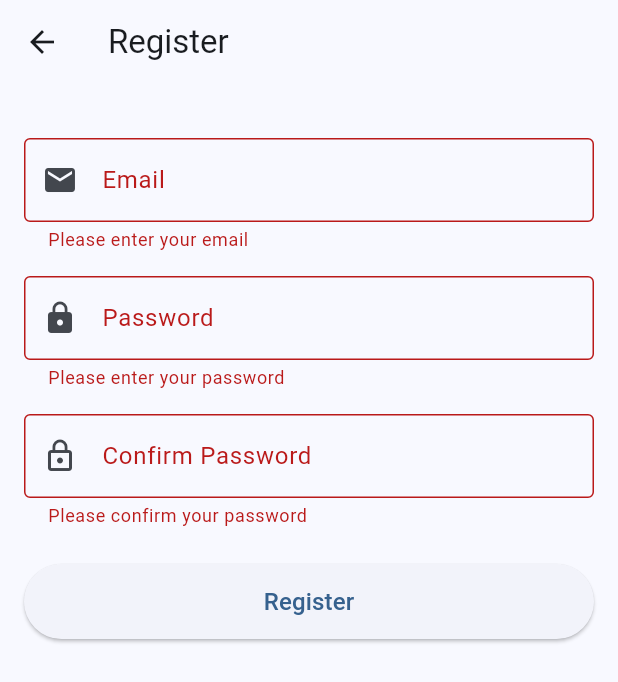
After one commit to ChrisViljoen/firebase_auth_demo, a Flutter app: the RegisterScreen screen opened directly, after a tap on "Register", on a phone screen of 412 x 824 dp. The commit adds this screen. Shown: the top 682 px of the screen. Run offline on Flutter 3.47's test engine with Material 3 defaults, Android fonts, the phone set to English and light mode, and no system bars; our stand-ins replace firebase_auth, firebase_core; accounts and stored records are empty; generated files the repository leaves out were written again.

Commit message:
Add Firebase authentication with email/password login and registration, tests, and Makefile

```diff
--- /dev/null
+++ b/lib/screens/register_screen.dart
@@ -0,0 +1,195 @@
+import 'package:firebase_auth/firebase_auth.dart';
+import 'package:flutter/material.dart';
+
+class RegisterScreen extends StatefulWidget {
+  const RegisterScreen({super.key});
+
+  @override
+  State<RegisterScreen> createState() => _RegisterScreenState();
+}
+
+class _RegisterScreenState extends State<RegisterScreen> {
+  final _formKey = GlobalKey<FormState>();
+  final _emailController = TextEditingController();
+  final _passwordController = TextEditingController();
+  final _confirmPasswordController = TextEditingController();
+  bool _isLoading = false;
+  String? _errorMessage;
+
+  @override
+  void dispose() {
+    _emailController.dispose();
+    _passwordController.dispose();
+    _confirmPasswordController.dispose();
+    super.dispose();
+  }
+
+  Future<void> _handleRegister() async {
+    if (_formKey.currentState!.validate()) {
+      setState(() {
+        _isLoading = true;
+        _errorMessage = null;
+      });
+
+      try {
+        final userCredential =
+            await FirebaseAuth.instance.createUserWithEmailAndPassword(
+          email: _emailController.text.trim(),
+          password: _passwordController.text.trim(),
+        );
+
+        if (mounted) {
+          ScaffoldMessenger.of(context).showSnackBar(
+            SnackBar(
+              content: Text('Welcome ${userCredential.user?.email}'),
+              backgroundColor: Colors.green,
+            ),
+          );
+          Navigator.pop(context);
+        }
+      } on FirebaseAuthException catch (e) {
+        String errorMessage;
+        switch (e.code) {
+          case 'weak-password':
+            errorMessage = 'The password provided is too weak';
+            break;
+          case 'email-already-in-use':
+            errorMessage = 'An account already exists for that email';
+            break;
+          case 'invalid-email':
+            errorMessage = 'The email address is badly formatted';
+            break;
+          case 'operation-not-allowed':
+            errorMessage =
+                'Email/password accounts are not enabled. Please contact support.';
+            break;
+          case 'configuration-not-found':
+          case 'internal-error':
+            errorMessage =
+                'Authentication service not properly configured. Please check Firebase setup.';
+            break;
+          default:
+            errorMessage =
+                'An error occurred during registration: ${e.message}';
+        }
+
+        setState(() {
+          _errorMessage = errorMessage;
+        });
+      } catch (e) {
+        setState(() {
+          _errorMessage = 'An unexpected error occurred';
+        });
+      } finally {
+        if (mounted) {
+          setState(() {
+            _isLoading = false;
+          });
+        }
+      }
+    }
+  }
+
+  @override
+  Widget build(BuildContext context) {
+    return Scaffold(
+      appBar: AppBar(
+        title: const Text('Register'),
+      ),
+      body: SingleChildScrollView(
+        padding: const EdgeInsets.all(16.0),
+        child: Form(
+          key: _formKey,
+          child: Column(
+            crossAxisAlignment: CrossAxisAlignment.stretch,
+            children: [
+              const SizedBox(height: 20),
+              if (_errorMessage != null)
+                Padding(
+                  padding: const EdgeInsets.only(bottom: 24.0),
+                  child: Text(
+                    _errorMessage!,
+                    style: const TextStyle(color: Colors.red),
+                    textAlign: TextAlign.center,
+                  ),
+                ),
+              TextFormField(
+                controller: _emailController,
+                decoration: const InputDecoration(
+                  labelText: 'Email',
+                  border: OutlineInputBorder(),
+                  prefixIcon: Icon(Icons.email),
+                ),
+                keyboardType: TextInputType.emailAddress,
+                textInputAction: TextInputAction.next,
+                validator: (value) {
+                  if (value == null || value.isEmpty) {
+                    return 'Please enter your email';
+                  }
+                  if (!value.contains('@')) {
+                    return 'Please enter a valid email';
+                  }
+                  return null;
+                },
+              ),
+              const SizedBox(height: 16),
+              TextFormField(
+                controller: _passwordController,
+                decoration: const InputDecoration(
+                  labelText: 'Password',
+                  border: OutlineInputBorder(),
+                  prefixIcon: Icon(Icons.lock),
+                ),
+                obscureText: true,
+                textInputAction: TextInputAction.next,
+                validator: (value) {
+                  if (value == null || value.isEmpty) {
+                    return 'Please enter your password';
+                  }
+                  if (value.length < 6) {
+                    return 'Password must be at least 6 characters';
+                  }
+                  return null;
+                },
+              ),
+              const SizedBox(height: 16),
+              TextFormField(
+                controller: _confirmPasswordController,
+                decoration: const InputDecoration(
+                  labelText: 'Confirm Password',
+                  border: OutlineInputBorder(),
+                  prefixIcon: Icon(Icons.lock_outline),
+                ),
+                obscureText: true,
+                textInputAction: TextInputAction.done,
+                onFieldSubmitted: (_) => _handleRegister(),
+                validator: (value) {
+                  if (value == null || value.isEmpty) {
+                    return 'Please confirm your password';
+                  }
+                  if (value != _passwordController.text) {
+                    return 'Passwords do not match';
+                  }
+                  return null;
+                },
+              ),
+              const SizedBox(height: 24),
+              SizedBox(
+                height: 50,
+                child: ElevatedButton(
+                  onPressed: _isLoading ? null : _handleRegister,
+                  child: _isLoading
+                      ? const CircularProgressIndicator()
+                      : const Text(
+                          'Register',
+                          style: TextStyle(fontSize: 16),
+                        ),
+                ),
+              ),
+            ],
+          ),
+        ),
+      ),
+    );
+  }
+}
--- a/pubspec.yaml
+++ b/pubspec.yaml
@@ -35,6 +35,9 @@ dependencies:
   # The following adds the Cupertino Icons font to your application.
   # Use with the CupertinoIcons class for iOS style icons.
   cupertino_icons: ^1.0.8
+  firebase_auth: ^4.16.0
+  firebase_core: ^2.32.0
+  mocktail: ^1.0.4
 
 dev_dependencies:
   flutter_test:
@@ -45,7 +48,7 @@ dev_dependencies:
   # activated in the `analysis_options.yaml` file located at the root of your
   # package. See that file for information about deactivating specific lint
   # rules and activating additional ones.
-  flutter_lints: ^4.0.0
+  flutter_lints: ^3.0.1
 
 # For information on the generic Dart part of this file, see the
 # following page: https://dart.dev/tools/pub/pubspec
```
Also changed, not shown: lib/main.dart (+12 -108 lines), lib/screens/login_screen.dart (added, +202 -0 lines), pubspec.lock, 8 other files.
